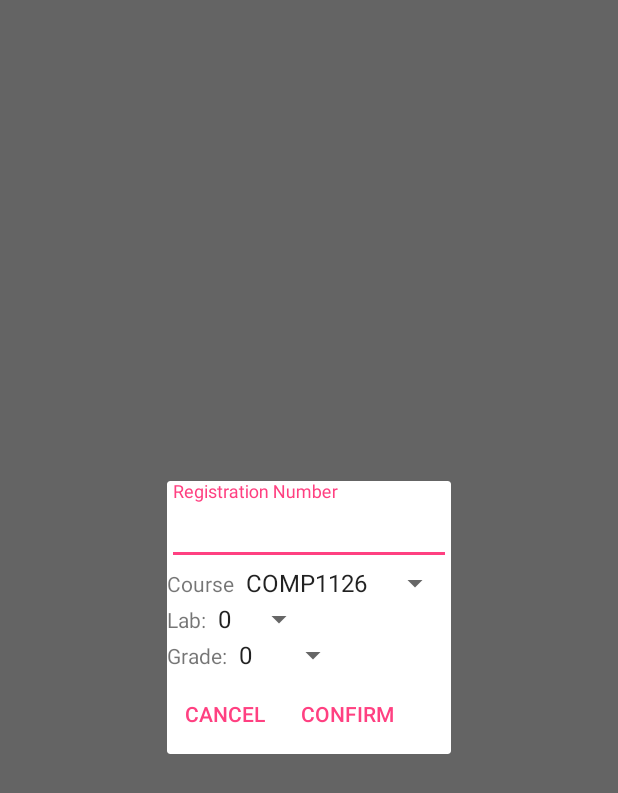
After one commit to JavonDavis/Lab-Assistant, an Android app: the fragment NewGradeDialog shown on its own in the app's theme, on a phone screen of 412 x 824 dp. The commit adds this screen. Shown: the top 793 px of the screen. Run offline under Robolectric (Android 15) with nearby library versions, the phone set to English and light mode, and no system bars; our stand-ins replace ButterKnife; libraries missing offline, so code that uses them is left out: com.firebase.client.

```diff
--- a/app/build.gradle
+++ b/app/build.gradle
@@ -52,5 +52,6 @@ dependencies {
     compile 'com.android.support:design:23.2.0'
     compile 'com.firebase:firebase-client-android:2.5.2'
     compile 'com.firebaseui:firebase-ui:0.3.1'
+    compile 'com.firebase:firebase-simple-login:1.4.2'
     compile 'io.realm:realm-android:0.72.0'
 }
--- /dev/null
+++ b/app/src/main/java/com/github/javon/labassistant/dialogs/NewGradeDialog.java
@@ -0,0 +1,98 @@
+package com.github.javon.labassistant.dialogs;
+
+import android.os.Bundle;
+import android.support.annotation.Nullable;
+import android.support.v4.app.DialogFragment;
+import android.view.LayoutInflater;
+import android.view.View;
+import android.view.ViewGroup;
+import android.widget.ArrayAdapter;
+import android.widget.Button;
+import android.widget.EditText;
+import android.widget.Spinner;
+
+import com.firebase.client.Firebase;
+import com.github.javon.labassistant.R;
+import com.github.javon.labassistant.models.Session;
+
+import java.text.SimpleDateFormat;
+import java.util.Date;
+
+import butterknife.Bind;
+import butterknife.ButterKnife;
+
+/**
+ * Created by shane on 3/7/16.
+ */
+public class NewGradeDialog extends DialogFragment {
+
+    // spinners
+    @Bind(R.id.et_registration_number) EditText etRegistrationNumber;
+    @Bind(R.id.spinner_course) Spinner spinnerCourse;
+    @Bind(R.id.spinner_grade) Spinner spinnerGrade;
+    @Bind(R.id.spinner_lab) Spinner spinnerLab;
+
+    // buttons
+    @Bind(R.id.btn_cancel) Button btnCancel;
+    @Bind(R.id.btn_confirm) Button btnConfirm;
+
+    private Firebase refStudents = new Firebase("https://labtech.firebaseio.com/students");
+
+    public static NewGradeDialog newInstance() {
+        NewGradeDialog dialog = new NewGradeDialog();
+        return dialog;
+    }
+
+    @Override
+    public void onCreate(@Nullable Bundle savedInstanceState) {
+        super.onCreate(savedInstanceState);
+    }
+
+    @Nullable
+    @Override
+    public View onCreateView(LayoutInflater inflater, @Nullable ViewGroup container, @Nullable Bundle savedInstanceState) {
+        View rootView = inflater.inflate(R.layout.dialog_new_grade, container, false);
+        ButterKnife.bind(this, rootView);
+
+        spinnerCourse.setAdapter(createAdapter(R.array.course_array));
+        spinnerGrade.setAdapter(createAdapter(R.array.grade_array));
+        spinnerLab.setAdapter(createAdapter(R.array.lab_array));
+
+        btnCancel.setOnClickListener(v -> NewGradeDialog.this.dismiss());
+        btnConfirm.setOnClickListener(v -> {
+
+            final String registrationNumber = etRegistrationNumber.getText().toString();
+            final String course = (String) spinnerCourse.getSelectedItem();
+            final int lab = (null == spinnerLab.getSelectedItem()) ? -1 : (int) spinnerLab.getSelectedItem();
+            final int score = (null == spinnerGrade.getSelectedItem()) ? -1 : (int) spinnerGrade.getSelectedItem();
+
+            if (!registrationNumber.isEmpty() && !course.isEmpty() && (lab != -1) && (score != -1)) {
+                // create a record of the particular student
+                Firebase student = refStudents.child(registrationNumber);
+
+                // creating a timestamp
+                final SimpleDateFormat dateFormat = new SimpleDateFormat("yyyy-MM-dd HH:mm:ss");
+                final Date timestamp = new Date();
+
+                Session session = new Session(getActivity());
+
+
+
+//                Grade newGrade = new Grade(score, lab, dateFormat.format(timestamp), );
+
+//                student.push().setValue(newGrade);
+            }
+        });
+
+        return rootView;
+    }
+
+    private ArrayAdapter createAdapter(int stringArrayResource) {
+        ArrayAdapter<CharSequence> adapter = ArrayAdapter
+                .createFromResource(getActivity(), stringArrayResource, android.R.layout.simple_spinner_item);
+
+        adapter.setDropDownViewResource(android.R.layout.simple_spinner_dropdown_item);
+
+        return adapter;
+    }
+}
--- /dev/null
+++ b/app/src/main/res/layout/dialog_new_grade.xml
@@ -0,0 +1,105 @@
+<?xml version="1.0" encoding="utf-8"?>
+<LinearLayout xmlns:android="http://schemas.android.com/apk/res/android"
+    android:orientation="vertical"
+    android:layout_width="match_parent"
+    android:layout_height="match_parent">
+
+    <android.support.design.widget.TextInputLayout
+        android:layout_width="match_parent"
+        android:layout_height="wrap_content"
+        >
+
+        <EditText
+            android:id="@+id/et_registration_number"
+            android:layout_width="match_parent"
+            android:layout_height="wrap_content"
+            android:hint="Registration Number"
+            android:inputType="number"
+            style="@style/LoginEditText"
+            />
+
+    </android.support.design.widget.TextInputLayout>
+
+    <LinearLayout
+        android:layout_width="match_parent"
+        android:layout_height="wrap_content"
+        android:orientation="horizontal"
+        >
+
+        <TextView
+            android:layout_width="wrap_content"
+            android:layout_height="wrap_content"
+            android:text="@string/course"
+            />
+
+        <Spinner
+            android:id="@+id/spinner_course"
+            android:layout_width="wrap_content"
+            android:layout_height="wrap_content"
+            />
+
+    </LinearLayout>
+
+    <LinearLayout
+        android:layout_width="match_parent"
+        android:layout_height="wrap_content"
+        android:orientation="horizontal"
+        >
+
+        <TextView
+            android:layout_width="wrap_content"
+            android:layout_height="wrap_content"
+            android:text="@string/lab"
+            />
+
+        <Spinner
+            android:id="@+id/spinner_lab"
+            android:layout_width="wrap_content"
+            android:layout_height="wrap_content"
+            />
+
+    </LinearLayout>
+
+    <LinearLayout
+        android:layout_width="match_parent"
+        android:layout_height="wrap_content"
+        android:orientation="horizontal"
+        >
+
+        <TextView
+                android:layout_width="wrap_content"
+                android:layout_height="wrap_content"
+                android:text="@string/grade"
+                />
+
+        <Spinner
+            android:id="@+id/spinner_grade"
+            android:layout_width="wrap_content"
+            android:layout_height="wrap_content"
+            />
+
+    </LinearLayout>
+
+
+    <LinearLayout
+        android:layout_width="match_parent"
+        android:layout_height="wrap_content">
+
+        <Button
+            android:id="@+id/btn_cancel"
+            android:layout_width="wrap_content"
+            android:layout_height="wrap_content"
+            android:text="@string/cancel"
+            style="?attr/buttonBarButtonStyle"
+            />
+
+        <Button
+            android:id="@+id/btn_confirm"
+            android:layout_width="wrap_content"
+            android:layout_height="wrap_content"
+            android:text="@string/confirm"
+            style="?attr/buttonBarButtonStyle"
+            />
+
+    </LinearLayout>
+</LinearLayout>
--- /dev/null
+++ b/app/src/main/res/values/grade.xml
@@ -0,0 +1,2 @@
+<?xml version="1.0" encoding="utf-8"?>
+<resources></resources>
--- a/app/src/main/res/values/strings.xml
+++ b/app/src/main/res/values/strings.xml
@@ -73,4 +73,6 @@
     <string name="password">Password</string>
     <string name="connect">Connect</string>
     <string name="title_activity_new_grade">NewGradeActivity</string>
+    <string name="course">Course</string>
+    <string name="confirm">Confirm</string>
 </resources>
```
Also changed, not shown: app/src/main/java/com/github/javon/labassistant/activities/LoginActivity.java (+57 -45 lines), app/src/main/java/com/github/javon/labassistant/models/Grade.java (+18 -6 lines), app/src/main/res/layout/activity_new_grade.xml (+31 -2 lines), app/src/main/res/layout/content_new_grade.xml (+0 -14 lines).
